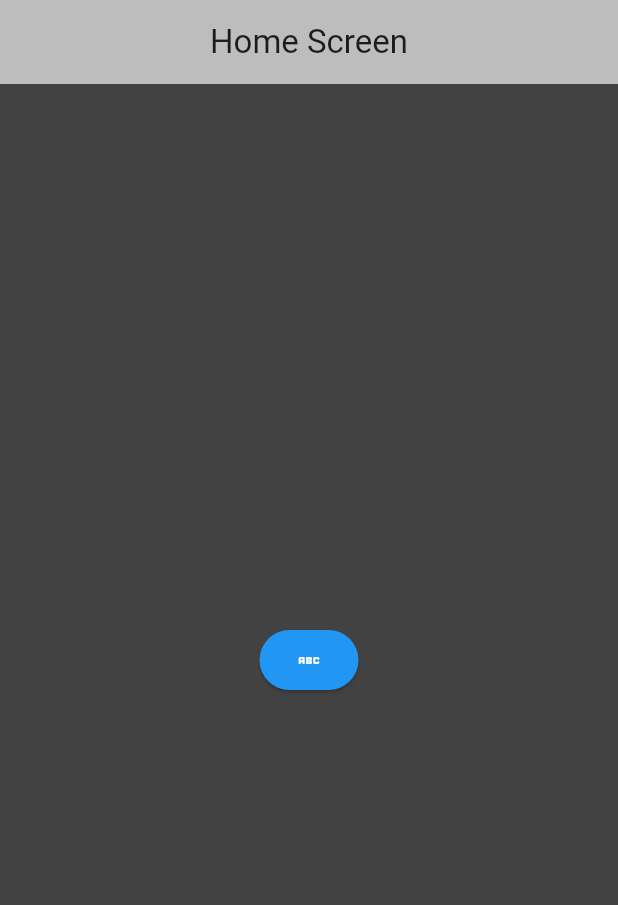
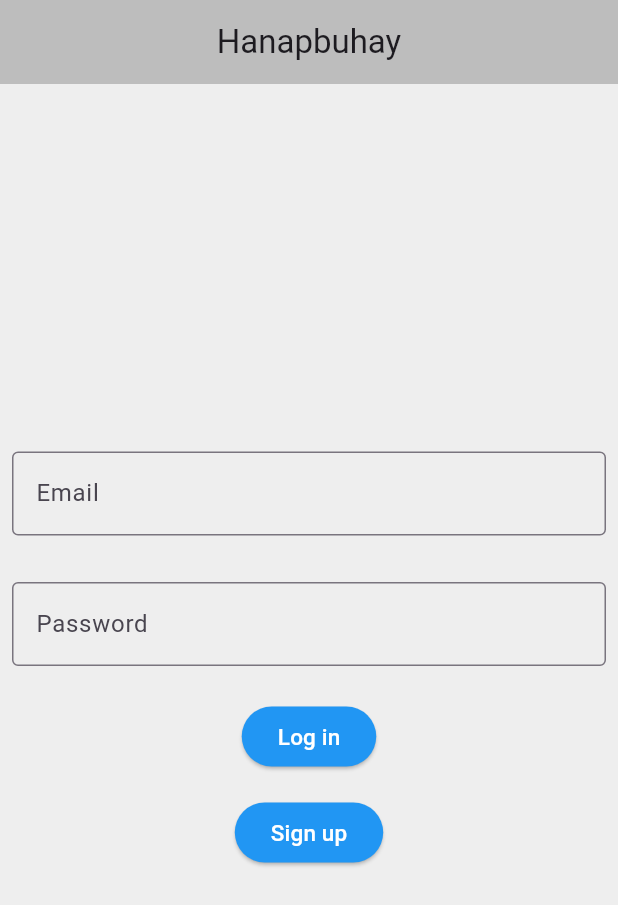
Before and after one commit to carldlanor/hanapbuhay, a Flutter app: the screen it shows after launch, on a phone screen of 412 x 824 dp. Shown: the top 905 px of the screen. Run offline on Flutter 3.47's test engine with Material 3 defaults, Android fonts, the phone set to English and light mode, and no system bars; our stand-ins replace firebase_auth, firebase_core, flutter_dotenv; accounts and stored records are empty.

Commit message:
initiate sign in

```diff
--- a/lib/main.dart
+++ b/lib/main.dart
@@ -1,8 +1,11 @@
 import 'package:flutter/foundation.dart';
 import 'package:flutter/material.dart';
 import 'package:firebase_core/firebase_core.dart';
+import 'package:flutter_dotenv/flutter_dotenv.dart';
+import 'package:firebase_auth/firebase_auth.dart';
 
 void main() async {
+  // await dotenv.load(fileName: ".env");
   WidgetsFlutterBinding.ensureInitialized();
   if (kIsWeb) {
     await Firebase.initializeApp(
@@ -28,27 +31,70 @@ class Home extends StatefulWidget {
 
 class _HomeState extends State<Home> {
   @override
+  // void initState() {
+  //   print(dotenv.env['APIKEY']);
+  //   super.initState();
+  // }
+
+  @override
   Widget build(BuildContext context) {
     return MaterialApp(
         home: Scaffold(
       appBar: AppBar(
-        title: const Text('Home Screen'),
+        title: const Text('Hanapbuhay'),
         centerTitle: true,
         backgroundColor: Colors.grey[400],
       ),
-      body: Center(
-        child: ElevatedButton(
-          onPressed: () {},
-          child: const Icon(
-            Icons.abc,
-            color: Colors.white,
-          ),
-          style: ElevatedButton.styleFrom(
-            backgroundColor: Colors.blue,
-          ),
-        ),
-      ),
-      backgroundColor: Colors.grey[800],
+      body: Column(
+          mainAxisAlignment: MainAxisAlignment.center,
+          crossAxisAlignment: CrossAxisAlignment.center,
+          children: <Widget>[
+            Padding(
+              padding: const EdgeInsets.fromLTRB(8.0, 0.0, 8.0, 8.0),
+              child: TextFormField(
+                decoration: const InputDecoration(
+                  hintText: 'Email',
+                  border: OutlineInputBorder(),
+                ),
+              ),
+            ),
+            const SizedBox(
+              height: 15.0,
+            ),
+            Padding(
+              padding: const EdgeInsets.fromLTRB(8.0, 8.0, 8.0, 8.0),
+              child: TextFormField(
+                decoration: const InputDecoration(
+                  hintText: 'Password',
+                  border: OutlineInputBorder(),
+                ),
+                obscureText: true,
+              ),
+            ),
+            const SizedBox(
+              height: 15.0,
+            ),
+            ElevatedButton(
+              onPressed: () {},
+              child: const Text(
+                'Log in',
+                style: TextStyle(fontSize: 15.0, color: Colors.white),
+              ),
+              style: ElevatedButton.styleFrom(backgroundColor: Colors.blue),
+            ),
+            const SizedBox(
+              height: 16.0,
+            ),
+            ElevatedButton(
+              onPressed: () {},
+              child: const Text(
+                'Sign up',
+                style: TextStyle(fontSize: 15.0, color: Colors.white),
+              ),
+              style: ElevatedButton.styleFrom(backgroundColor: Colors.blue),
+            ),
+          ]),
+      backgroundColor: Colors.grey[200],
     ));
   }
 }
--- a/pubspec.yaml
+++ b/pubspec.yaml
@@ -35,6 +35,8 @@ dependencies:
   # Use with the CupertinoIcons class for iOS style icons.
   cupertino_icons: ^1.0.8
   firebase_core: ^3.6.0
+  flutter_dotenv: ^5.1.0
+  firebase_auth: ^5.3.1
 
 dev_dependencies:
   flutter_test:
```
Also changed, not shown: pubspec.lock, 5 other files.
